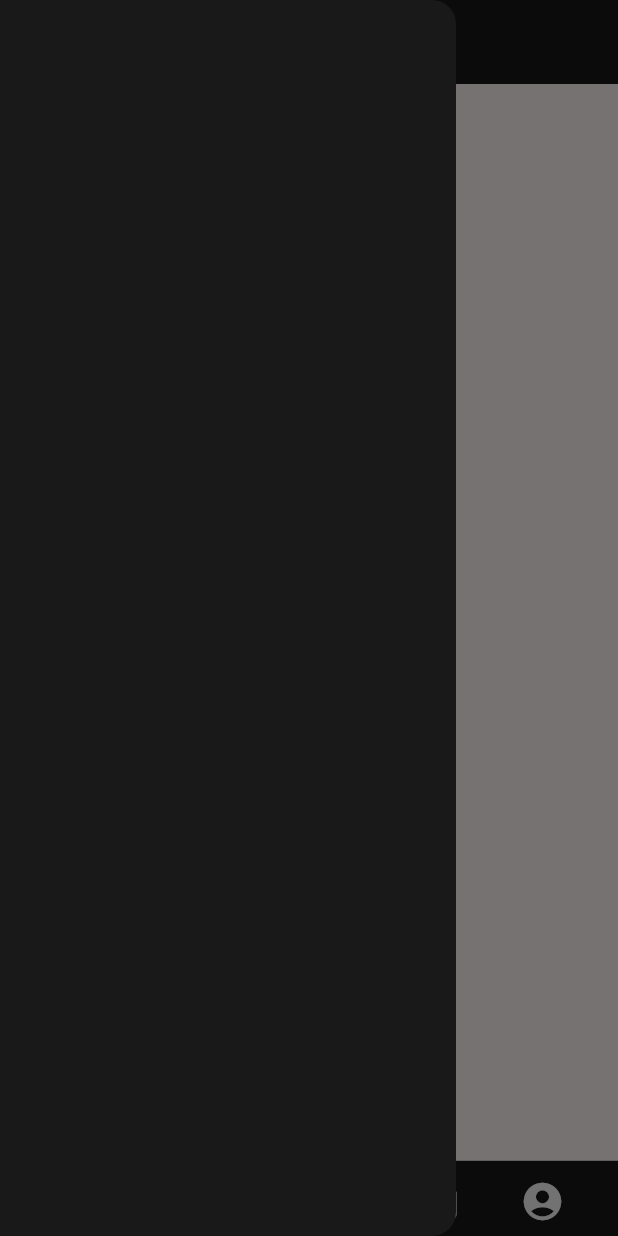
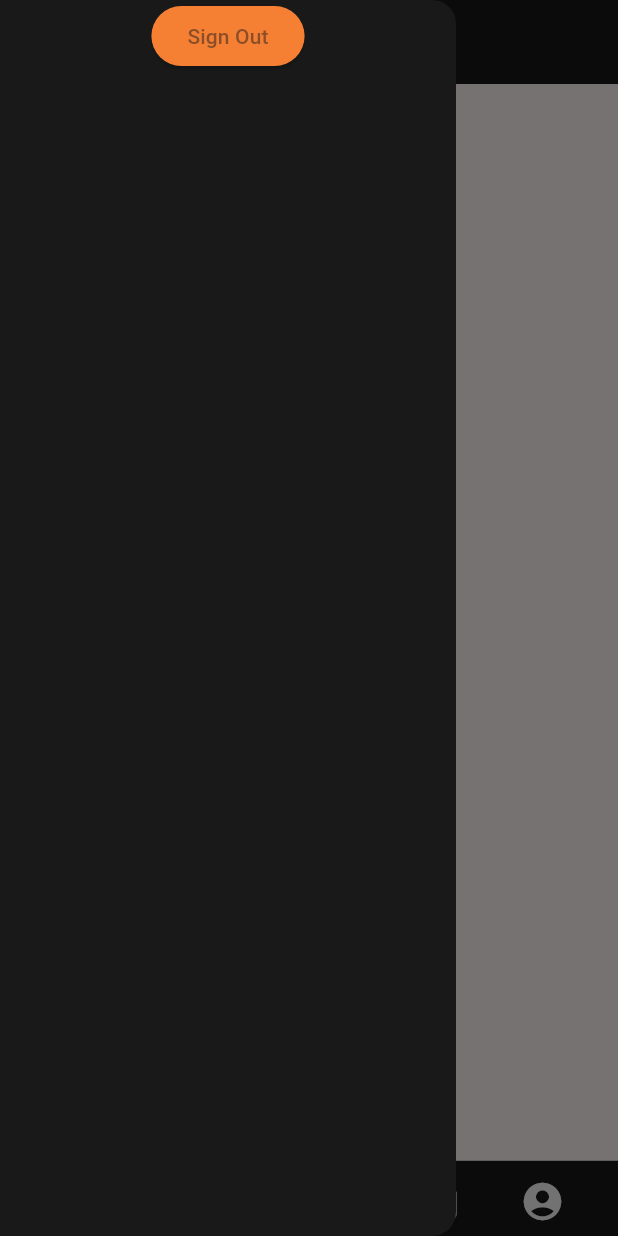
Before and after one commit to Keremovsky/flutter_anime_app, a Flutter app: the MainScreen screen opened directly with empty values, with the side drawer open, on a phone screen of 412 x 824 dp. Run offline on Flutter 3.47's test engine with Material 2 defaults, Android fonts, the phone set to English and light mode, and no system bars; our stand-ins replace cloud_firestore, either_dart, firebase_auth, firebase_core, firebase_storage, flutter_riverpod and 3 more; missing offline and left inert: twitter_login; accounts and stored records are empty.

Commit message:
sign out method created

```diff
--- a/lib/core/constants/constants.dart
+++ b/lib/core/constants/constants.dart
@@ -7,4 +7,9 @@ class Constants {
   static const googleLogo = "assets/logo/google_logo.png";
   static const facebookLogo = "assets/logo/facebook_logo.png";
   static const twitterLogo = "assets/logo/twitter_logo.png";
+
+  // register types
+  static const googleRegister = "google";
+  static const twitterRegister = "twitter";
+  static const emailRegister = "email";
 }
--- a/lib/features/auth/screens/auth_screen.dart
+++ b/lib/features/auth/screens/auth_screen.dart
@@ -121,7 +121,7 @@ class AuthScreen extends ConsumerWidget {
                     logoImage: Constants.googleLogo,
                     background: Palette.googleBackground,
                     authProcess: () async {
-                      ref
+                      await ref
                           .read(authControllerProvider.notifier)
                           .signInWithGoogle(context);
                     },
--- a/lib/features/home/screens/main_screen.dart
+++ b/lib/features/home/screens/main_screen.dart
@@ -1,6 +1,7 @@
 import 'package:flutter/material.dart';
 import 'package:flutter_anime_app/features/home/screens/anime_list_screen.dart';
 import 'package:flutter_anime_app/features/home/screens/home_screen.dart';
+import 'package:flutter_anime_app/features/home/widgets/home_drawer.dart';
 import 'package:flutter_anime_app/features/user_profile/screens/profile_screen.dart';
 import 'package:flutter_anime_app/features/home/screens/search_screen.dart';
 import 'package:flutter_anime_app/features/home/widgets/navigation_button.dart';
@@ -45,11 +46,6 @@ class _MainScreenState extends State<MainScreen> {
   Widget build(BuildContext context) {
     return Scaffold(
       key: scaffoldKey,
-      drawer: const SafeArea(
-        child: Drawer(
-          child: Column(),
-        ),
-      ),
       appBar: AppBar(
         title: Text(
           "AnimeApp",
@@ -70,6 +66,30 @@ class _MainScreenState extends State<MainScreen> {
           ),
         ),
       ),
+      drawer: const HomeDrawer(),
+      body: PageView(
+        controller: pageController,
+        physics: const NeverScrollableScrollPhysics(),
+        children: [
+          HomeScreen(
+            popular: widget.popular,
+            seasonal: widget.seasonal,
+          ),
+          const SearchScreen(),
+          const AnimeListScreen(),
+          const ProfileScreen(),
+        ],
+      ),
+      floatingActionButton: FloatingActionButton(
+        onPressed: () {},
+        shape: const CircleBorder(),
+        child: const Icon(
+          Icons.add,
+          size: 30,
+          color: Palette.white,
+        ),
+      ),
+      floatingActionButtonLocation: FloatingActionButtonLocation.centerDocked,
       bottomNavigationBar: Container(
         decoration: const BoxDecoration(
           border: Border(
@@ -122,29 +142,6 @@ class _MainScreenState extends State<MainScreen> {
           ),
         ),
       ),
-      floatingActionButton: FloatingActionButton(
-        onPressed: () {},
-        shape: const CircleBorder(),
-        child: const Icon(
-          Icons.add,
-          size: 30,
-          color: Palette.white,
-        ),
-      ),
-      floatingActionButtonLocation: FloatingActionButtonLocation.centerDocked,
-      body: PageView(
-        controller: pageController,
-        physics: const NeverScrollableScrollPhysics(),
-        children: [
-          HomeScreen(
-            popular: widget.popular,
-            seasonal: widget.seasonal,
-          ),
-          const SearchScreen(),
-          const AnimeListScreen(),
-          const ProfileScreen(),
-        ],
-      ),
     );
   }
 }
--- /dev/null
+++ b/lib/features/home/widgets/home_drawer.dart
@@ -0,0 +1,27 @@
+import 'package:flutter/material.dart';
+import 'package:flutter_anime_app/features/auth/controller/auth_controller.dart';
+import 'package:flutter_riverpod/flutter_riverpod.dart';
+
+class HomeDrawer extends ConsumerWidget {
+  const HomeDrawer({super.key});
+
+  @override
+  Widget build(BuildContext context, WidgetRef ref) {
+    return SafeArea(
+      child: Drawer(
+        child: Column(
+          children: [
+            ElevatedButton(
+              onPressed: () async {
+                await ref
+                    .read(authControllerProvider.notifier)
+                    .signOut(context);
+              },
+              child: Text("Sign Out"),
+            ),
+          ],
+        ),
+      ),
+    );
+  }
+}
```
Also changed, not shown: lib/features/auth/controller/auth_controller.dart (+12 -0 lines), lib/features/auth/repository/auth_repository.dart (+25 -1 lines).
